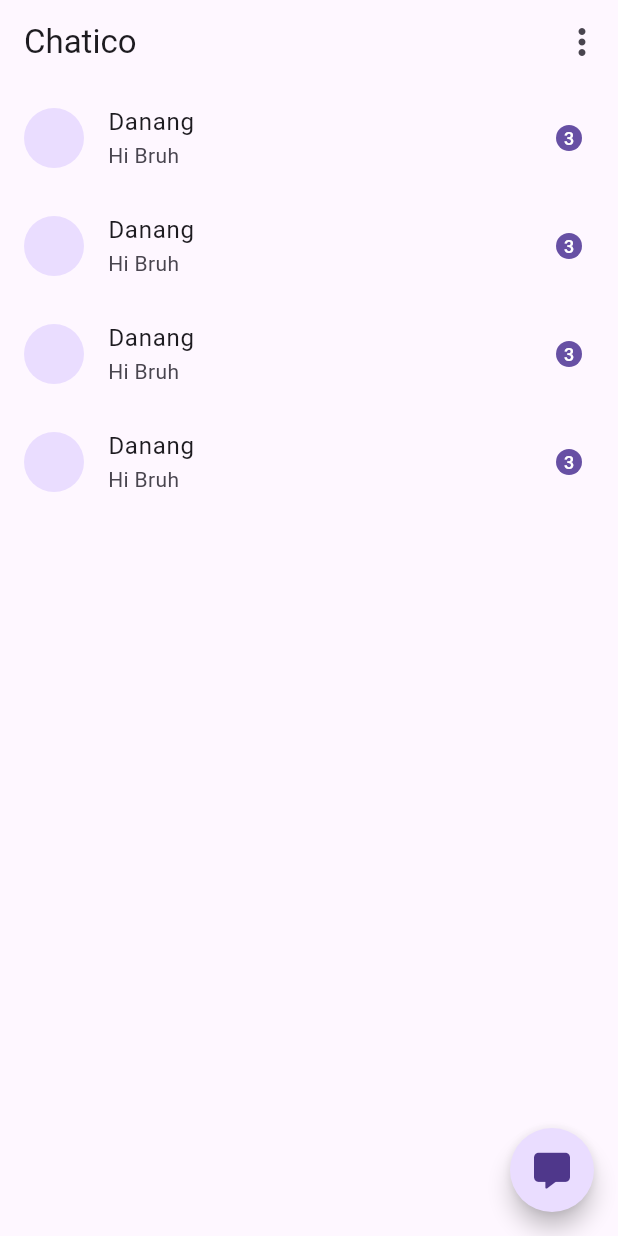
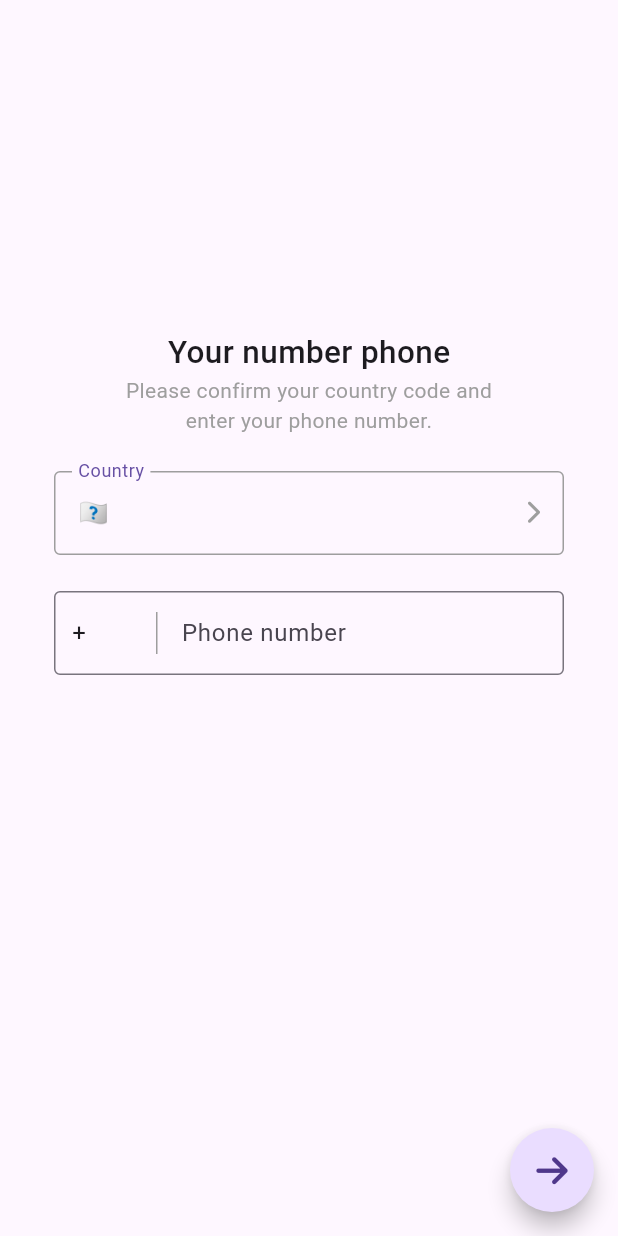
Before and after one commit to padukadafa/chatico, a Flutter app: the screen it shows after launch, on a phone screen of 412 x 824 dp. Run offline on Flutter 3.47's test engine with Material 3 defaults, Android fonts, the phone set to English and light mode, and no system bars; our stand-ins replace auto_route, country_picker, firebase_auth, firebase_core, flutter_lorem, font_awesome_flutter and 3 more; missing offline and left inert: super_context_menu; accounts and stored records are empty; generated files the repository leaves out were written again.

Commit message:
add: login

```diff
--- /dev/null
+++ b/lib/common/utils/utils.dart
@@ -0,0 +1,13 @@
+class Utils {
+  static String countryCodeToEmoji(String countryCode) {
+    // 0x41 is Letter A
+    // 0x1F1E6 is Regional Indicator Symbol Letter A
+    // Example :
+    // firstLetter U => 20 + 0x1F1E6
+    // secondLetter S => 18 + 0x1F1E6
+    // See: https://en.wikipedia.org/wiki/Regional_Indicator_Symbol
+    final int firstLetter = countryCode.codeUnitAt(0) - 0x41 + 0x1F1E6;
+    final int secondLetter = countryCode.codeUnitAt(1) - 0x41 + 0x1F1E6;
+    return String.fromCharCode(firstLetter) + String.fromCharCode(secondLetter);
+  }
+}
--- a/lib/core/router/app_router.dart
+++ b/lib/core/router/app_router.dart
@@ -1,22 +1,25 @@
 import 'package:auto_route/auto_route.dart';
 import 'package:chatico/presentation/pages/chat/chat_page.dart';
 import 'package:chatico/presentation/pages/chat_list/chat_list_page.dart';
+import 'package:chatico/presentation/pages/auth/code_verification/code_verification_page.dart';
 import 'package:chatico/presentation/pages/friends_list/friends_list_page.dart';
+import 'package:chatico/presentation/pages/auth/login/login_page.dart';
+import 'package:chatico/presentation/pages/loading/loading_page.dart';
 import 'package:chatico/presentation/pages/wrapper/wrapper_page.dart';
+import 'package:firebase_auth/firebase_auth.dart';
+import 'package:flutter/material.dart';
 part 'app_router.gr.dart';
 
 @AutoRouterConfig()
 class AppRouter extends _$AppRouter {
   @override
   List<AutoRoute> get routes => [
-        AutoRoute(
-          page: ChatListRoute.page,
-          initial: true,
-        ),
-        AutoRoute(
-          page: WrapperRoute.page,
-        ),
+        AutoRoute(page: ChatListRoute.page),
+        AutoRoute(page: WrapperRoute.page),
         AutoRoute(page: ChatRoute.page),
         AutoRoute(page: FriendsListRoute.page),
+        AutoRoute(page: LoginRoute.page),
+        AutoRoute(page: CodeVerificationRoute.page),
+        AutoRoute(page: LoadingRoute.page, initial: true),
       ];
 }
--- /dev/null
+++ b/lib/presentation/pages/auth/login/login_page.dart
@@ -0,0 +1,198 @@
+import 'package:auto_route/auto_route.dart';
+import 'package:chatico/common/utils/utils.dart';
+import 'package:chatico/core/extension/string.dart';
+import 'package:chatico/core/router/app_router.dart';
+import 'package:country_picker/country_picker.dart';
+import 'package:flutter/material.dart';
+import 'package:font_awesome_flutter/font_awesome_flutter.dart';
+
+@RoutePage()
+class LoginPage extends StatefulWidget {
+  const LoginPage({super.key});
+
+  @override
+  State<LoginPage> createState() => _LoginPageState();
+}
+
+class _LoginPageState extends State<LoginPage> {
+  Country _country = Country.worldWide;
+  final _countryController = TextEditingController();
+  final _phoneNumberController = TextEditingController();
+  final _phoneNumberFocus = FocusNode();
+  bool _isLoading = false;
+  String? _error;
+
+  @override
+  Widget build(BuildContext context) {
+    return Scaffold(
+      floatingActionButton: FloatingActionButton(
+        onPressed: () async {
+          if (_isLoading) {
+            return;
+          }
+          if (_countryController.text.isEmpty) {
+            setState(() {
+              _error = "Country is Empty";
+            });
+            return;
+          }
+          if (!_phoneNumberController.text.isPhoneNumber()) {
+            setState(() {
+              _error = "Invalid Phone Number";
+            });
+            return;
+          }
+
+          setState(() {
+            _isLoading = true;
+            _error = null;
+          });
+          final phoneNumber =
+              "+${_country.phoneCode}${_phoneNumberController.text.replaceFirst(RegExp("^[0]"), '')}";
+          setState(() {
+            _isLoading = false;
+          });
+          context.router.push(CodeVerificationRoute(
+            phoneNumber: phoneNumber,
+          ));
+        },
+        shape: const CircleBorder(),
+        child: _isLoading
+            ? const CircularProgressIndicator()
+            : const FaIcon(FontAwesomeIcons.arrowRight),
+      ),
+      body: SingleChildScrollView(
+        child: Column(
+          children: [
+            const SizedBox(
+              height: 220,
+            ),
+            const Text(
+              "Your number phone",
+              style: TextStyle(
+                fontWeight: FontWeight.w500,
+                fontSize: 21,
+              ),
+            ),
+            const SizedBox(
+              width: 250,
+              child: Text(
+                "Please confirm your country code and enter your phone number.",
+                textAlign: TextAlign.center,
+                style: TextStyle(
+                  color: Colors.grey,
+                ),
+              ),
+            ),
+            const SizedBox(
+              height: 24,
+            ),
+            Container(
+              margin: const EdgeInsets.symmetric(horizontal: 36),
+              child: TextField(
+                readOnly: true,
+                controller: _countryController,
+                autofocus: true,
+                onTap: () {
+                  showCountryPicker(
+                    context: context,
+                    countryListTheme: const CountryListThemeData(
+                      borderRadius: BorderRadius.only(
+                        topLeft: Radius.circular(12),
+                        topRight: Radius.circular(12),
+                      ),
+                    ),
+                    onSelect: (value) {
+                      setState(() {
+                        _country = value;
+                      });
+                      _countryController.text = value.name;
+                      _phoneNumberFocus.requestFocus();
+                    },
+                  );
+                },
+                decoration: InputDecoration(
+                  labelText: "Country",
+                  border: const OutlineInputBorder(
+                    borderSide: BorderSide(color: Colors.grey),
+                  ),
+                  focusedBorder: const OutlineInputBorder(
+                    borderSide: BorderSide(color: Colors.grey),
+                  ),
+                  prefix: Text(
+                      "${Utils.countryCodeToEmoji(_country.countryCode)}   "),
+                  suffix: const FaIcon(
+                    FontAwesomeIcons.chevronRight,
+                    color: Colors.grey,
+                    size: 16,
+                  ),
+                ),
+              ),
+            ),
+            const SizedBox(
+              height: 24,
+            ),
+            Container(
+              margin: const EdgeInsets.symmetric(horizontal: 36),
+              child: TextField(
+                controller: _phoneNumberController,
+                focusNode: _phoneNumberFocus,
+                keyboardType: TextInputType.number,
+                decoration: InputDecoration(
+                  labelText: "Phone number",
+                  border: const OutlineInputBorder(
+                    borderSide: BorderSide(color: Colors.grey),
+                  ),
+                  hintText: "00 00 00",
+                  focusedBorder: const OutlineInputBorder(
+                    borderSide: BorderSide(color: Colors.grey),
+                  ),
+                  prefixIcon: Row(
+                    mainAxisSize: MainAxisSize.min,
+                    children: [
+                      const SizedBox(
+                        width: 12,
+                      ),
+                      SizedBox(
+                        width: 44,
+                        child: Text(
+                          "+${_country.phoneCode}",
+                          style: const TextStyle(
+                            fontSize: 16,
+                          ),
+                        ),
+                      ),
+                      const SizedBox(
+                        width: 12,
+                      ),
+                      Container(
+                        height: 28,
+                        width: 1,
+                        color: Colors.grey,
+                      ),
+                      const SizedBox(
+                        width: 12,
+                      ),
+                    ],
+                  ),
+                ),
+              ),
+            ),
+            const SizedBox(
+              height: 24,
+            ),
+            Visibility(
+              visible: _error != null,
+              child: Text(
+                _error ?? "",
+                style: const TextStyle(
+                  color: Colors.red,
+                ),
+              ),
+            ),
+          ],
+        ),
+      ),
+    );
+  }
+}
```
Also changed, not shown: lib/core/extension/string.dart (added, +7 -0 lines), lib/data/data_sources/auth_remote_data_source.dart (added, +11 -0 lines), lib/data/models/user.dart (added, +15 -0 lines), lib/presentation/pages/auth/code_verification/code_verification_page.dart (added, +205 -0 lines), lib/presentation/pages/chat_list/chat_list_page.dart (+6 -1 lines), lib/presentation/pages/loading/loading_page.dart (added, +38 -0 lines), pubspec.yaml (+10 -0 lines), firebase.json (added), lib/core/router/app_router.gr.dart, lib/data/models/user.freezed.dart (added), lib/data/models/user.g.dart (added), pubspec.lock, 6 other files.
